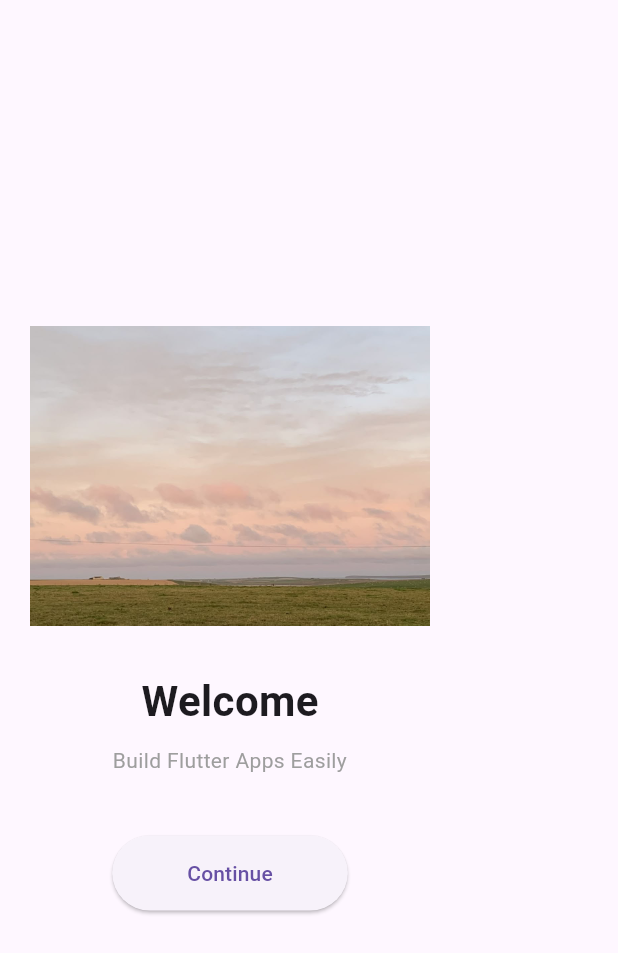
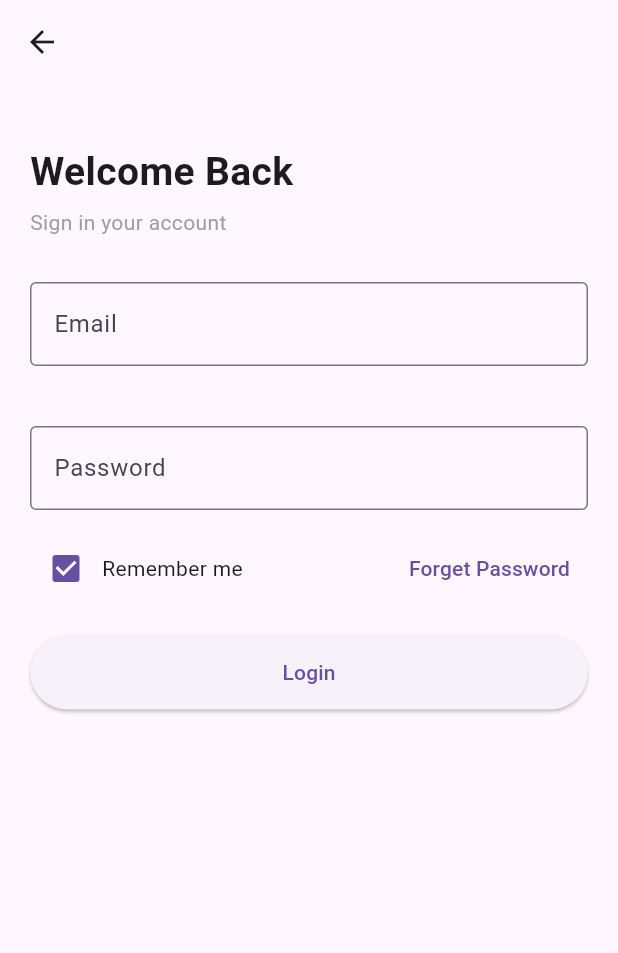
Before and after one commit to nirajan-chy/flutter-, a Flutter app: the screen it shows after launch, after a tap on "Continue", on a phone screen of 412 x 824 dp. Shown: the top 953 px of the screen. Run offline on Flutter 3.47's test engine with Material 3 defaults, Android fonts, the phone set to English and light mode, and no system bars.

Commit message:
feat: auth

```diff
--- a/myapp/lib/screen/auth/login_screen.dart
+++ b/myapp/lib/screen/auth/login_screen.dart
@@ -0,0 +1,70 @@
+import 'package:flutter/material.dart';
+
+class loginPage extends StatelessWidget {
+  const loginPage({super.key});
+
+  @override
+  Widget build(BuildContext context) {
+    return Scaffold(
+      appBar: AppBar(title: const Text("")),
+      body: Padding(
+        padding: const EdgeInsets.all(20),
+        child: Column(
+          crossAxisAlignment: CrossAxisAlignment.start,
+          children: [
+            const SizedBox(height: 20),
+            const Text(
+              "Welcome Back",
+              style: TextStyle(fontSize: 26, fontWeight: FontWeight.bold),
+            ),
+            const SizedBox(height: 5),
+
+            const Text(
+              "Sign in your account",
+              style: TextStyle(color: Colors.grey),
+            ),
+            const SizedBox(height: 30),
+
+            TextField(
+              decoration: InputDecoration(
+                labelText: "Email",
+                border: OutlineInputBorder(),
+              ),
+            ),
+            const SizedBox(height: 40),
+            TextField(
+              decoration: InputDecoration(
+                labelText: "Password",
+                border: OutlineInputBorder(),
+              ),
+            ),
+            const SizedBox(height: 15),
+            Row(
+              mainAxisAlignment: MainAxisAlignment.spaceBetween,
+              children: [
+                Row(
+                  children: [
+                    Checkbox(value: true, onChanged: (value) {}),
+                    const Text("Remember me"),
+                  ],
+                ),
+                TextButton(
+                  onPressed: () {},
+                  child: const Text("Forget Password"),
+                ),
+              ],
+            ),
+            const SizedBox(height: 20),
+            ElevatedButton(
+              onPressed: () {},
+              style: ElevatedButton.styleFrom(
+                minimumSize: const Size(double.infinity, 50),
+              ),
+              child: Text("Login"),
+            ),
+          ],
+        ),
+      ),
+    );
+  }
+}
--- a/myapp/lib/screen/welcome/welcome_screen.dart
+++ b/myapp/lib/screen/welcome/welcome_screen.dart
@@ -7,40 +7,48 @@ class WelcomeScreen extends StatelessWidget {
   @override
   Widget build(BuildContext context) {
 return Scaffold(
-      body: Padding(
+      body: Container(
+        width: double.infinity,
+        height: double.infinity,
+        decoration: const BoxDecoration(
+          image: DecorationImage(
+            image: AssetImage('assets/home.png'),
+            fit: BoxFit.cover, // ✅ full cover
+          ),
+        ),
+        child: Padding(
           padding: const EdgeInsets.all(20),
           child: Column(
             mainAxisAlignment: MainAxisAlignment.center,
             children: [
-            Image.asset('assets/home.png', height: 200 ,),
-            const SizedBox(height: 30),
+              const SizedBox(height: 200),
+
               const Text(
                 'Welcome',
-              style: TextStyle(fontSize: 28, fontWeight: FontWeight.bold),
+                style: TextStyle(
+                  fontSize: 28,
+                  fontWeight: FontWeight.bold,
+                  color: Colors.white,
                 ),
-            const SizedBox(height: 10),
-            const Text(
-              'Build Flutter Apps Easily',
-              textAlign: TextAlign.center,
-              style: TextStyle(color: Colors.grey),
               ),
-            const SizedBox(height: 40),
+
+              const SizedBox(height: 5),
+
+
+
+              const SizedBox(height: 20),
+
               ElevatedButton(
                 onPressed: () {
-                // Navigator.push(
-                //   context,
-                //   MaterialPageRoute(builder: (_) => LoginScreen()),
-                // );
+                  Navigator.push(
+                    context,
+                    MaterialPageRoute(builder: (context) => loginPage()),
+                  );
                 },
-              style: ElevatedButton.styleFrom(
-                padding: const EdgeInsets.symmetric(
-                  horizontal: 50,
-                  vertical: 15,
-                ),
-              ),
-              child: const Text('Continue'),
+                child: const Text("Continue"),
               ),
             ],
+          ),
         ),
       ),
 );
```
Lines whose indentation alone changed are shown as unchanged.
